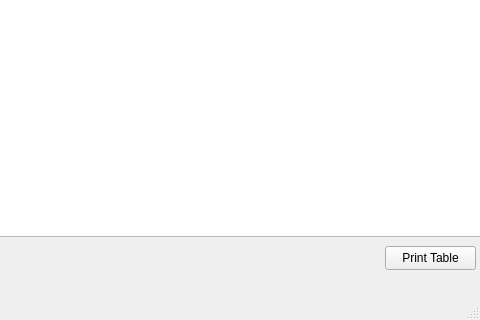
Above: Ui/items_window.ui from Youki27/LNHS-Inventory-System before the change; both pictures show x 785 to 1265 and y 314 to 634 of the 1265 by 634 pixel window. Below: the same form after it.
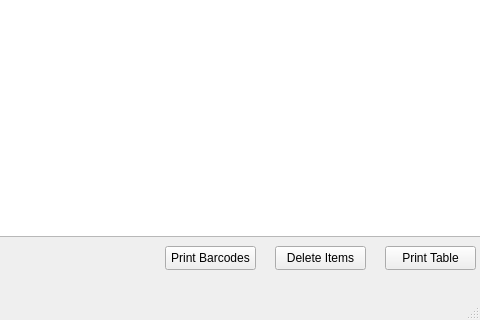
That is the form after the change.

```diff
--- a/Ui/items_window.ui
+++ b/Ui/items_window.ui
@@ -174,6 +174,32 @@
      <string>Print Table</string>
     </property>
    </widget>
+   <widget class="QPushButton" name="delete_items">
+    <property name="geometry">
+     <rect>
+      <x>1060</x>
+      <y>560</y>
+      <width>91</width>
+      <height>24</height>
+     </rect>
+    </property>
+    <property name="text">
+     <string>Delete Items</string>
+    </property>
+   </widget>
+   <widget class="QPushButton" name="print_barcodes">
+    <property name="geometry">
+     <rect>
+      <x>950</x>
+      <y>560</y>
+      <width>91</width>
+      <height>24</height>
+     </rect>
+    </property>
+    <property name="text">
+     <string>Print Barcodes</string>
+    </property>
+   </widget>
   </widget>
   <widget class="QMenuBar" name="menubar">
    <property name="geometry">
```
